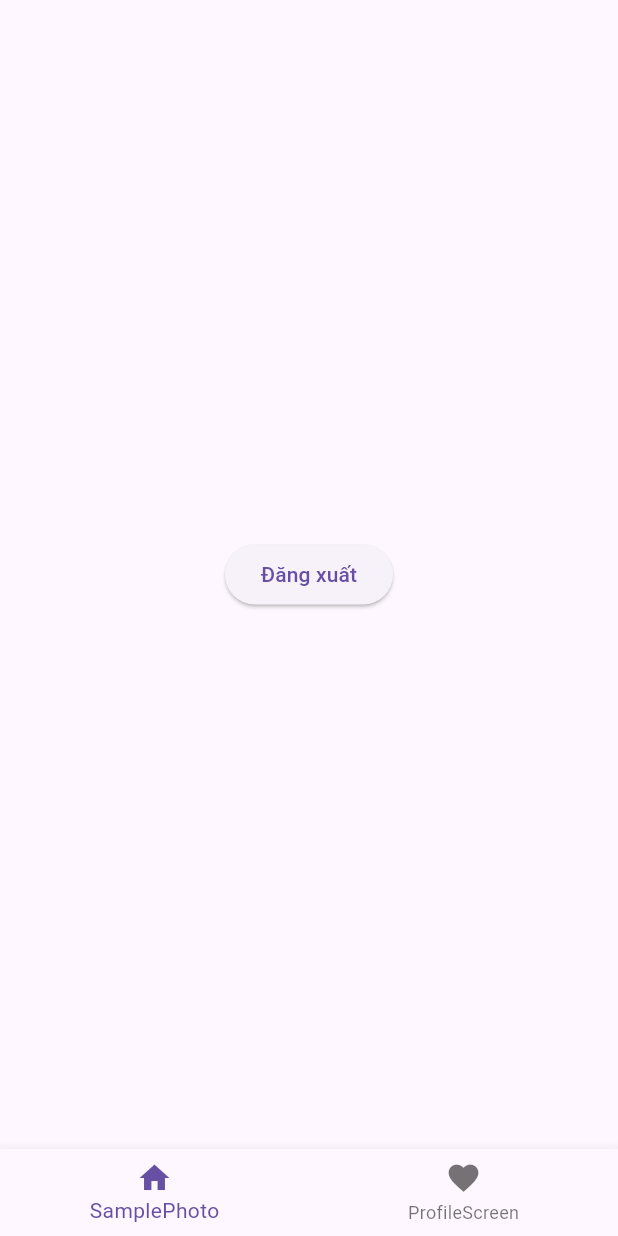
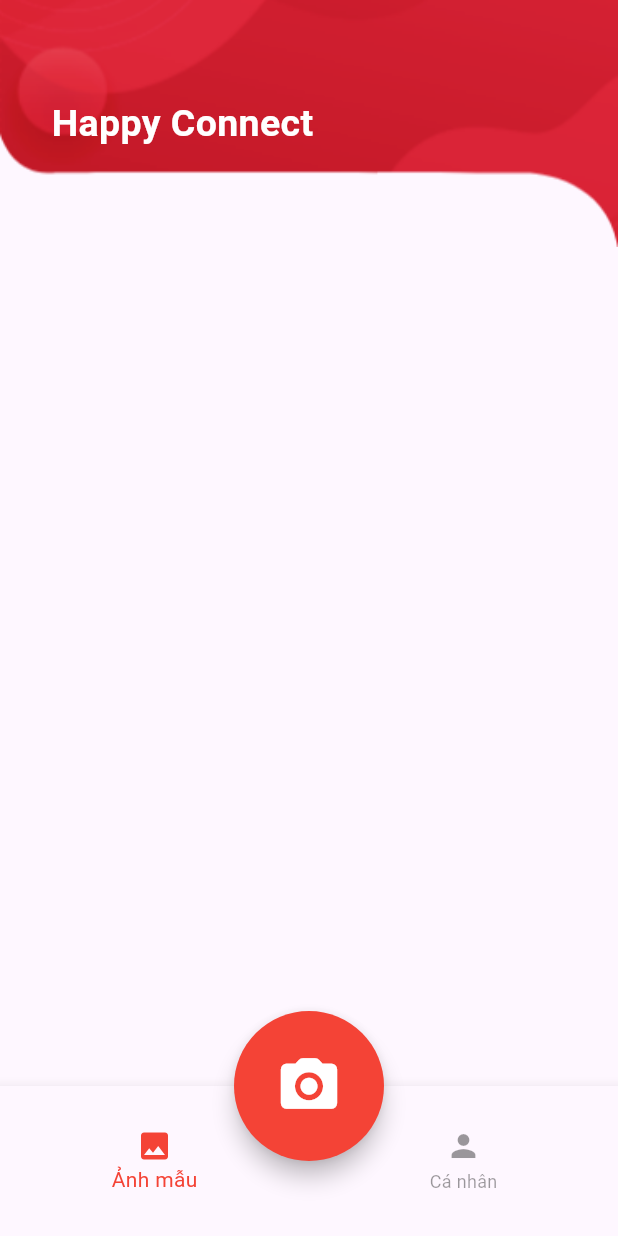
Before and after one commit to LMNsss/happy-connect, a Flutter app: the HomePage screen opened directly, on a phone screen of 412 x 824 dp. Run offline on Flutter 3.47's test engine with Material 3 defaults, Android fonts, the phone set to English and light mode, and no system bars; our stand-ins replace dio, shared_preferences; accounts and stored records are empty.

Commit message:
dang lam anh mau

```diff
--- a/lib/core/services/auth_services.dart
+++ b/lib/core/services/auth_services.dart
@@ -12,7 +12,7 @@ class AuthService {
   Future<String> login(String username, String password) async {
     try {
       final response = await _dio.post(
-        'https://checkin2.viettel-softwareservices.vn:9091/api/v1/login',
+        ApiEndPoints.baseUrl+ApiEndPoints.authEndpoints.login,
         data: {
           'username': username,
           'password': password,
@@ -55,10 +55,7 @@ class AuthService {
   }
 
   Future<UserModel?> getUserProfile() async {
-    // Implement logic to fetch user profile based on the token
-    // ...
 
-    // For demonstration purposes, return a dummy user
     return UserModel(username: 'demo', email: 'demo@example.com');
   }
 }
--- a/lib/core/utils/api_endpoints.dart
+++ b/lib/core/utils/api_endpoints.dart
@@ -1,5 +1,5 @@
 class ApiEndPoints {
-  static final String baseUrl = 'https://checkin2.viettel-softwareservices.vn:9091/api/';
+  static final String baseUrl = 'https://api-hp.viettelsoftware.com:8443/api/';
   static _AuthEndPoints authEndpoints = _AuthEndPoints();
 }
 
--- a/lib/core/view/Home/home.dart
+++ b/lib/core/view/Home/home.dart
@@ -12,16 +12,15 @@ class _HomePage extends State<HomePage> {
   int _currentIndex = 0;
 
   // List of widgets for each tab/screen
-  final List<Widget> _pages = [
-    SamplePhoto(),
-    Profile()
-  ];
+  final List<Widget> _pages = [SamplePhoto(), Profile()];
 
   @override
   Widget build(BuildContext context) {
     return Scaffold(
       body: _pages[_currentIndex],
-      bottomNavigationBar: BottomNavigationBar(
+      bottomNavigationBar: Container(
+        height: 100,
+        child: BottomNavigationBar(
           currentIndex: _currentIndex,
           onTap: (index) {
             setState(() {
@@ -30,14 +29,30 @@ class _HomePage extends State<HomePage> {
           },
           items: const [
             BottomNavigationBarItem(
-            icon: Icon(Icons.home),
-            label: 'SamplePhoto',
+              icon: Icon(Icons.image,),
+              label: 'Ảnh mẫu',
             ),
             BottomNavigationBarItem(
-            icon: Icon(Icons.favorite),
-            label: 'ProfileScreen',
+              icon: Icon(Icons.person),
+              label: 'Cá nhân',
             ),
           ],
+          selectedItemColor: Colors.red, // Màu của item được chọn
+          unselectedItemColor: Color.fromARGB(100, 0, 0, 0), // Màu của item không được chọn
+        ),
+      ),
+      floatingActionButtonLocation: FloatingActionButtonLocation.centerDocked,
+      floatingActionButton: Container(
+        height: 100,
+        width: 100,
+        child: FloatingActionButton(
+          backgroundColor: Colors.red,
+          onPressed: () {
+            // Add your floating button action here
+          },
+          child: Icon(Icons.camera_alt_rounded, color: Colors.white, size: 45,),
+          shape: StadiumBorder(), // Sử dụng StadiumBorder để tùy chỉnh hình dạng
+        ),
       ),
     );
   }
--- a/lib/core/view/login.dart
+++ b/lib/core/view/login.dart
@@ -16,19 +16,19 @@ class _Login extends State<Login> {
   final TextEditingController _passwordController = TextEditingController();
 
   void _login() async {
-    // String username = _usernameController.text;
-    // String password = _passwordController.text;
-    //
-    // String tokenModel = await _authService.login(username, password);
-    //
-    // if (tokenModel != '') {
-    //   // Successfully logged in, navigate to the next screen or perform other actions
-    //   print('Login successful. Token: $tokenModel');
+    String username = _usernameController.text;
+    String password = _passwordController.text;
+
+    String tokenModel = await _authService.login(username, password);
+
+    if (tokenModel != '') {
+      // Successfully logged in, navigate to the next screen or perform other actions
+      print('Login successful. Token: $tokenModel');
       Navigator.pushReplacement(
           context, MaterialPageRoute(builder: (context) => HomePage()));
-    // } else {
-    //   print('Login failed');
-    // }
+    } else {
+      print('Login failed');
+    }
   }
 
   @override
--- a/lib/core/view/sample_photo.dart
+++ b/lib/core/view/sample_photo.dart
@@ -3,7 +3,6 @@ import 'package:happy_connect/core/Models/user_model.dart';
 import 'package:happy_connect/core/view/login.dart';
 
 import '../services/auth_services.dart';
-
 
 class SamplePhoto extends StatefulWidget {
   SamplePhoto({super.key});
@@ -13,12 +12,12 @@ class SamplePhoto extends StatefulWidget {
 }
 
 class _SamplePhoto extends State<SamplePhoto> {
-
   void _logout() {
     final AuthService _authService = AuthService();
     _authService.logout();
     print('token: ${_authService.getToken()}');
-    Navigator.pushReplacement(context, MaterialPageRoute(builder: (context) => Login()));
+    Navigator.pushReplacement(
+        context, MaterialPageRoute(builder: (context) => Login()));
   }
 
   @override
@@ -26,13 +25,34 @@ class _SamplePhoto extends State<SamplePhoto> {
     return Scaffold(
       body: Center(
         child: Column(
-          mainAxisAlignment: MainAxisAlignment.center,
-          crossAxisAlignment: CrossAxisAlignment.center,
           children: <Widget>[
-            ElevatedButton(
-              onPressed: _logout,
-              child: Text('Đăng xuất'),
-            ),
+            Container(
+              height: MediaQuery.of(context).size.height/5,
+              width: MediaQuery.of(context).size.width,
+              decoration: const BoxDecoration(
+                image: DecorationImage(
+                  image: AssetImage('assets/NavigationBar.png'),
+                  fit: BoxFit.fill,
+                ),
+              ),
+              child: Container(
+
+                child: Row(
+                  children: [
+                    Container(
+                      margin: EdgeInsets.only(left: MediaQuery.of(context).size.width/12),
+                      child: const Text(
+                        'Happy Connect',
+                        style: TextStyle(
+                            fontSize: 25,
+                            fontWeight: FontWeight.bold,
+                            color: Colors.white),
+                      ),
+                    ),
+                  ],
+                ),
+              ),
+            )
           ],
         ),
       ),
--- a/pubspec.yaml
+++ b/pubspec.yaml
@@ -95,3 +95,4 @@ flutter:
   # see https://flutter.dev/custom-fonts/#from-packages
   assets:
     - assets/1-background 2 1.png
+    - assets/NavigationBar.png
```
Also changed, not shown: assets/NavigationBar.png (added). Lines whose indentation alone changed are shown as unchanged.
